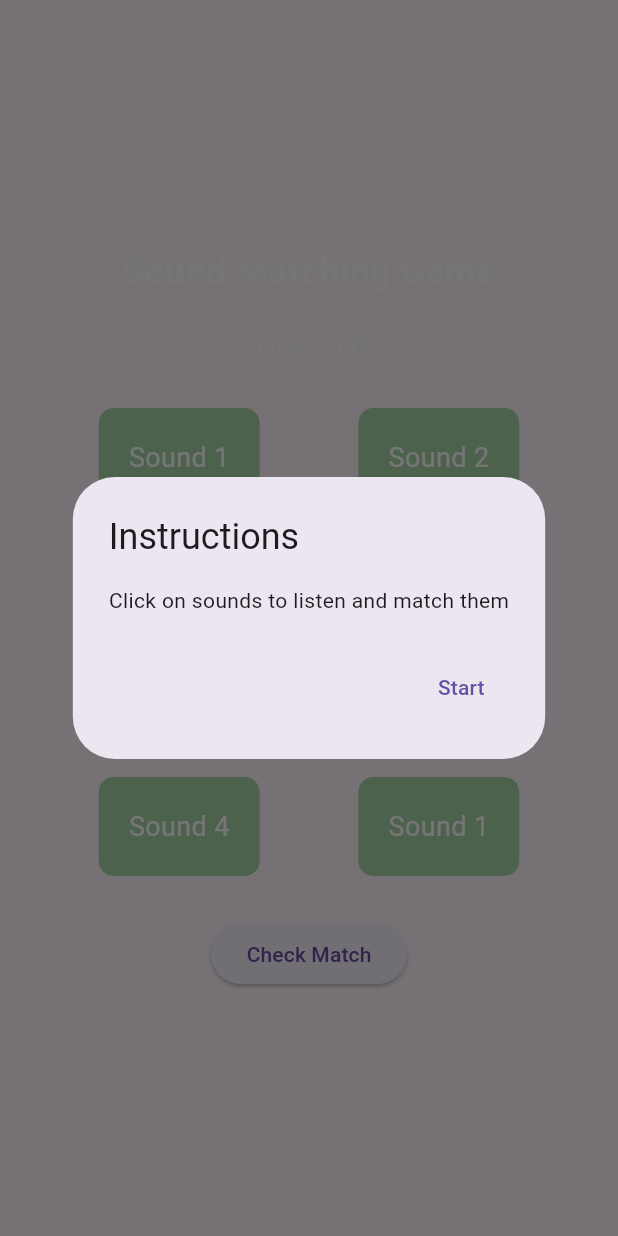
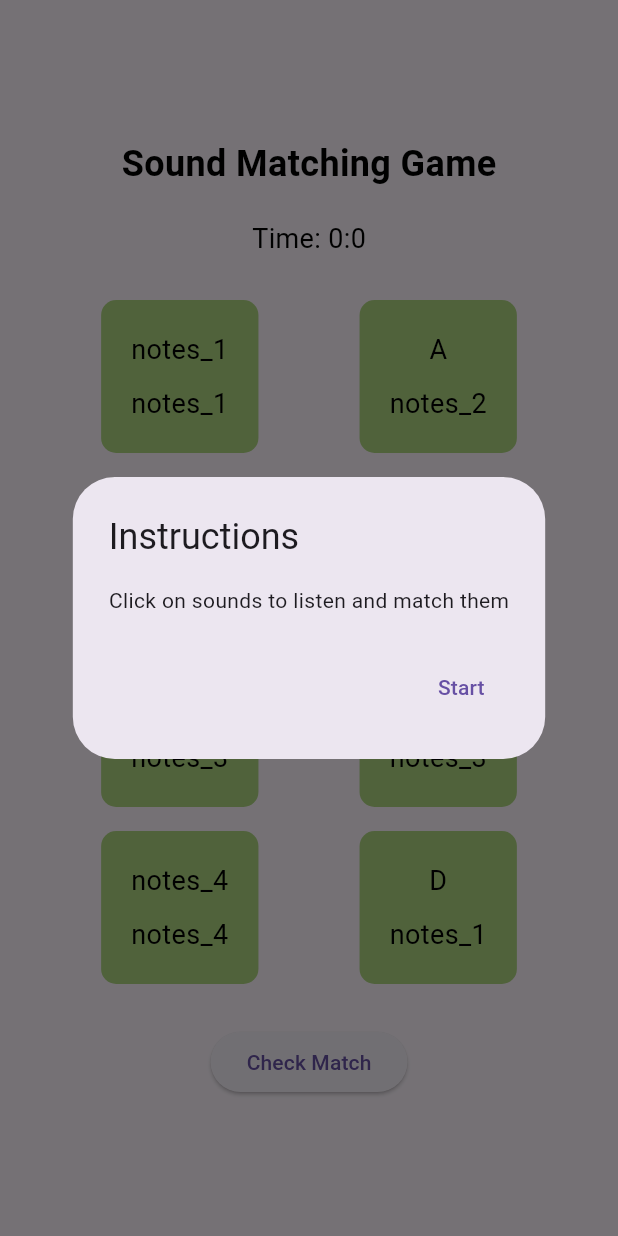
Before and after one commit to Krintox/thera_frontend, a Flutter app: the SoundMatchingGameScreen widget shown alone on an empty page, opened directly, on a phone screen of 412 x 824 dp. Run offline on Flutter 3.47's test engine with Material 3 defaults, Android fonts, the phone set to English and light mode, and no system bars; our stand-ins replace jwt_decoder, shared_preferences, syncfusion_flutter_charts; accounts and stored records are empty; network calls fail.

Commit message:
Update sensory.dart

```diff
--- a/lib/sensory.dart
+++ b/lib/sensory.dart
@@ -20,6 +20,22 @@ class SoundMatchingGame extends StatelessWidget {
   }
 }
 
+class SoundMatchingGame extends StatelessWidget {
+  @override
+  Widget build(BuildContext context) {
+    return MaterialApp(
+      home: Scaffold(
+        backgroundColor: Colors.white,
+        appBar: AppBar(
+          backgroundColor: Colors.lightGreen[200],
+          title: Text('Sensory Integration'),
+        ),
+        body: SoundMatchingGameScreen(),
+      ),
+    );
+  }
+}
+
 class SoundMatchingGameScreen extends StatefulWidget {
   @override
   _SoundMatchingGameScreenState createState() =>
@@ -27,11 +43,10 @@ class SoundMatchingGameScreen extends StatefulWidget {
 }
 
 class _SoundMatchingGameScreenState extends State<SoundMatchingGameScreen> {
-  List<String> soundOptions = ['Sound 1', 'Sound 2', 'Sound 3', 'Sound 4'];
+  List<String> soundOptions = ['notes_1', 'notes_2', 'notes_3', 'notes_4'];
   List<String> shuffledOptions = [];
   String selectedSound1 = '';
   String selectedSound2 = '';
-
   late Timer timer;
   int seconds = 0;
   int minutes = 0;
@@ -92,9 +107,8 @@ class _SoundMatchingGameScreenState extends State<SoundMatchingGameScreen> {
 
   void checkMatch() {
     if (selectedSound1.isNotEmpty && selectedSound2.isNotEmpty) {
-      if (selectedSound1 == 'Sound 1' && selectedSound2 == 'Sound 1') {
+      if (selectedSound1 == 'notes_1' && selectedSound2 == 'notes_1') {
         int totalTimeInSeconds = minutes * 60 + seconds;
-        saveSoundMatchingGameData(totalTimeInSeconds);
       } else {
         print('No match found!');
       }
@@ -102,6 +116,7 @@ class _SoundMatchingGameScreenState extends State<SoundMatchingGameScreen> {
       print('Please select sounds in both columns to check match.');
     }
   }
+
 
   Future<void> saveSoundMatchingGameData(int timeTaken) async {
     SharedPreferences prefs = await SharedPreferences.getInstance();
@@ -144,13 +159,13 @@ class _SoundMatchingGameScreenState extends State<SoundMatchingGameScreen> {
             style: TextStyle(
               fontSize: 24,
               fontWeight: FontWeight.bold,
-              color: Colors.white,
+              color: Colors.black,
             ),
           ),
           SizedBox(height: 20),
           Text(
             'Time: $minutes:$seconds',
-            style: TextStyle(fontSize: 18, color: Colors.white),
+            style: TextStyle(fontSize: 18, color: Colors.black),
           ),
           SizedBox(height: 20),
           Row(
@@ -164,28 +179,33 @@ class _SoundMatchingGameScreenState extends State<SoundMatchingGameScreen> {
                       sound: sound,
                       onSelectSound: selectSound1,
                       isSelected: selectedSound1 == sound,
+                      label: sound, // Pass the sound as label for now
                     ),
                   );
                 }).toList(),
               ),
               Column(
-                children: shuffledOptions.map((sound) {
+                children: List.generate(shuffledOptions.length, (index) {
+                  final sound = shuffledOptions[index];
+                  final soundLabel = String.fromCharCode(index + 65);
                   return Padding(
                     padding: EdgeInsets.symmetric(vertical: 8),
                     child: SoundOptionCard(
                       sound: sound,
                       onSelectSound: selectSound2,
                       isSelected: selectedSound2 == sound,
+                      label: soundLabel,
                     ),
                   );
-                }).toList(),
+                }),
               ),
             ],
           ),
           SizedBox(height: 20),
           ElevatedButton(
             onPressed: () {
-              if (selectedSound1 == 'Sound 1' && selectedSound2 == 'Sound 1') {
+              if (selectedSound1 == 'notes_1' &&
+                  selectedSound2 == 'notes_1') {
                 checkMatch();
               } else {
                 print('Please match all options before checking.');
@@ -209,32 +229,56 @@ class SoundOptionCard extends StatelessWidget {
   final String sound;
   final Function(String) onSelectSound;
   final bool isSelected;
+  final String label;
 
   const SoundOptionCard({
     Key? key,
     required this.sound,
     required this.onSelectSound,
     required this.isSelected,
+    required this.label,
   }) : super(key: key);
 
   @override
   Widget build(BuildContext context) {
     return GestureDetector(
-      onTap: () => onSelectSound(sound),
+      onTap: () {
+        onSelectSound(sound);
+        playSound(sound); // Call playSound here
+      },
       child: Container(
         padding: EdgeInsets.all(20),
         decoration: BoxDecoration(
-          color: isSelected ? Colors.green[300] : Colors.green[200],
+          color: isSelected ? Colors.lightGreen[200] : Colors.lightGreen[300],
           borderRadius: BorderRadius.circular(10),
         ),
-        child: Text(
-          sound,
-          style: TextStyle(
-            color: Colors.white,
-            fontSize: 18,
-          ),
+        child: Column(
+          children: [
+            Text(
+              label,
+              style: TextStyle(
+                color: Colors.black,
+                fontSize: 18,
+              ),
+            ),
+            SizedBox(height: 10),
+            Text(
+              sound,
+              style: TextStyle(
+                color: Colors.black,
+                fontSize: 18,
+              ),
+            ),
+          ],
         ),
       ),
     );
   }
+
+
+  void playSound(String sound) async {
+    final player = AudioPlayer();
+    await player.play(AssetSource('sounds/note1.wave'));
+  }
+
 }
```
